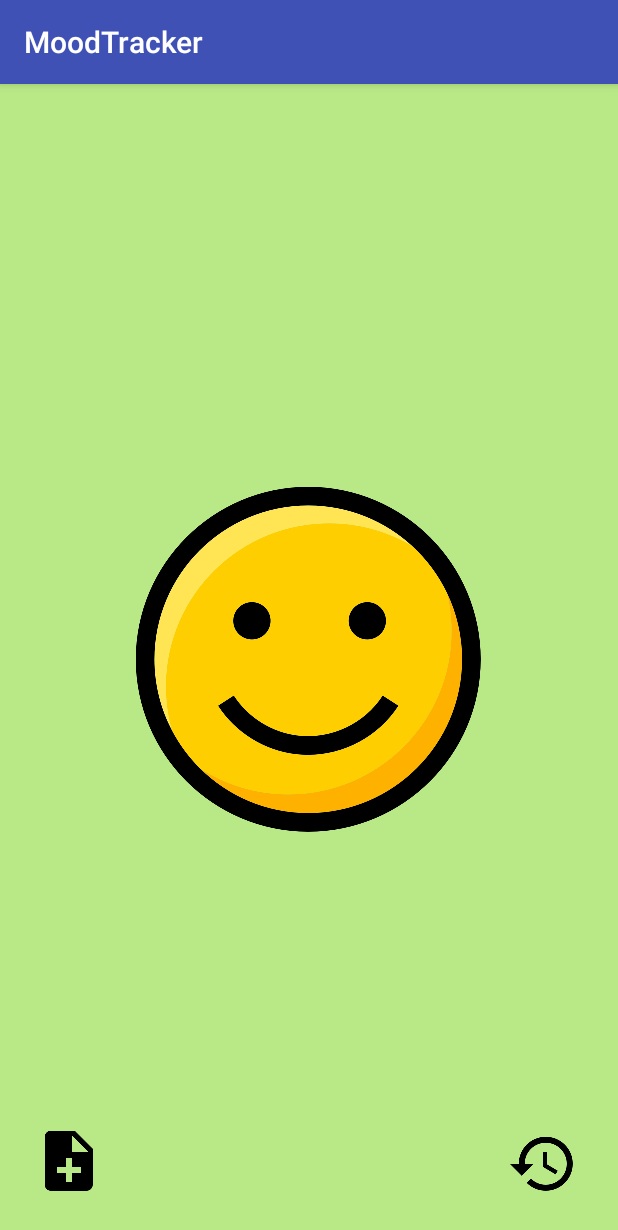
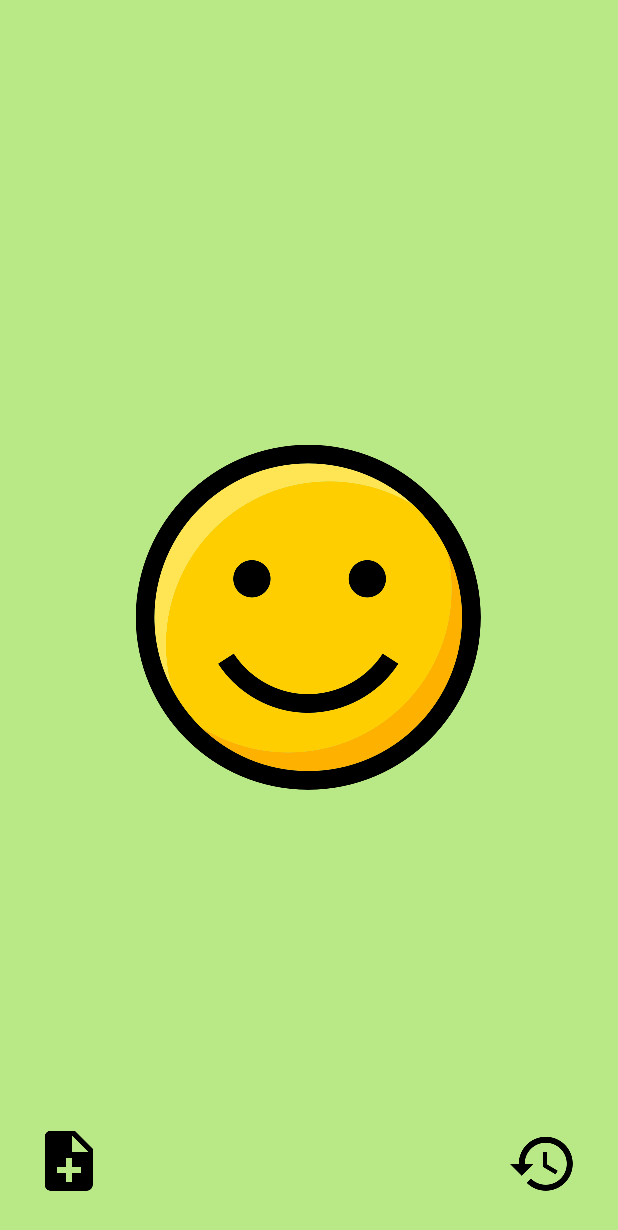
Before and after one commit to Megabiquette/MoodTracker, an Android app: the screen it shows after launch (MainActivity), on a phone screen of 412 x 824 dp. Shown: the top 1230 px of the screen. Run offline under Robolectric (Android 15) with nearby library versions, the phone set to English and light mode, and no system bars.

Commit message:
Theme and colors changed

```diff
--- a/app/src/main/AndroidManifest.xml
+++ b/app/src/main/AndroidManifest.xml
@@ -8,7 +8,7 @@
         android:label="@string/app_name"
         android:roundIcon="@mipmap/ic_launcher_round"
         android:supportsRtl="true"
-        android:theme="@style/AppTheme">
+        android:theme="@style/AppTheme.NoActionBar">
         <activity android:name=".controller.MainActivity">
             <intent-filter>
                 <action android:name="android.intent.action.MAIN" />
--- a/app/src/main/res/values/colors.xml
+++ b/app/src/main/res/values/colors.xml
@@ -1,8 +1,8 @@
 <?xml version="1.0" encoding="utf-8"?>
 <resources>
-    <color name="colorPrimary">#3F51B5</color>
-    <color name="colorPrimaryDark">#303F9F</color>
-    <color name="colorAccent">#FF4081</color>
+    <color name="colorPrimary">#000000</color>
+    <color name="colorPrimaryDark">#000000</color>
+    <color name="colorAccent">#41b99d</color>
 
     <!-- Background colors used for the different moods -->
     <color name="faded_red">#ffde3c50</color>
--- a/app/src/main/res/values/styles.xml
+++ b/app/src/main/res/values/styles.xml
@@ -1,7 +1,9 @@
 <resources>
 
     <!-- Base application theme. -->
-    <style name="AppTheme" parent="Theme.AppCompat.Light.DarkActionBar">
+    <style name="AppTheme.NoActionBar" parent="Theme.AppCompat.Light.DarkActionBar">
+        <item name="windowActionBar">false</item>
+        <item name="windowNoTitle">true</item>
         <!-- Customize your theme here. -->
         <item name="colorPrimary">@color/colorPrimary</item>
         <item name="colorPrimaryDark">@color/colorPrimaryDark</item>
```
